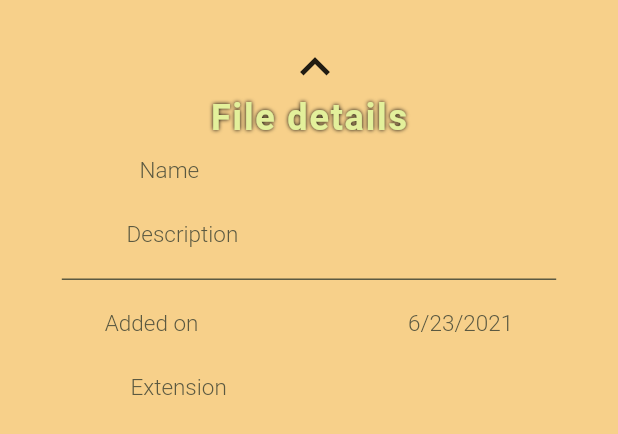
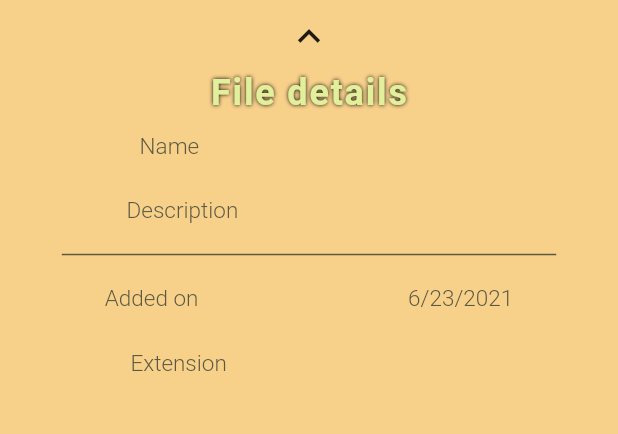
Before and after one commit to Gabriele266/MyOlder, a Flutter app: the SafeFileInfoModal widget shown alone on an empty page, opened directly, on a phone screen of 412 x 824 dp. Shown: the top 434 px of the screen. Run offline on Flutter 3.47's test engine with Material 2 defaults, Android fonts, the phone set to English and light mode, and no system bars; our stand-ins replace file_picker, flushbar, open_file; missing offline and left inert: aes_crypt, flutter_restart, keyboard_visibility; accounts and stored records are empty; Roboto replaces fonts that are missing (Times New Roman, Times new Roman).

Commit message:
Corrected graphical issue

```diff
--- a/my_older/lib/modals/safe-file-info-modal.dart
+++ b/my_older/lib/modals/safe-file-info-modal.dart
@@ -14,15 +14,12 @@ class SafeFileInfoModal extends StatelessWidget {
       width: media.size.width,
       height: media.size.height * 0.4,
       child: SingleChildScrollView(
-        child: Padding(
-          padding: EdgeInsets.only(top: media.size.height * 0.02),
         child: Column(
           children: [
             _buildCollapseIconButton(context),
             _buildHeadingTitle(context),
             ..._buildPropertiesList(context),
           ],
-          ),
         ),
       ),
     );
@@ -46,7 +43,11 @@ class SafeFileInfoModal extends StatelessWidget {
 
     return [
       InfoPropertyLine(name: 'Name', value: safeFile.name),
-      InfoPropertyLine(name: 'Description', value: safeFile.description),
+      InfoPropertyLine(
+          name: 'Description',
+          value: safeFile.description != null
+              ? safeFile.description
+              : 'No description'),
       Divider(
         color: theme.primaryColorDark,
         height: media.size.height * 0.02,
@@ -55,8 +56,12 @@ class SafeFileInfoModal extends StatelessWidget {
         thickness: 1,
       ),
       InfoPropertyLine(
-          name: 'Added on', value: DateFormat.yMd().format(safeFile.dateTime)),
-      InfoPropertyLine(name: 'Extension', value: safeFile.suffix),
+        name: 'Added on',
+        value: DateFormat.yMd().format(safeFile.dateTime),
+      ),
+      InfoPropertyLine(
+          name: 'Extension',
+          value: safeFile.suffix != null ? safeFile.suffix : 'No suffix'),
     ];
   }
 
@@ -71,7 +76,7 @@ class SafeFileInfoModal extends StatelessWidget {
       onPressed: () => _hideThis(context),
       icon: Icon(
         Icons.expand_less,
-        size: theme.primaryIconTheme.size + 20,
+        size: theme.primaryIconTheme.size + 10,
       ),
     );
   }
```
Lines whose indentation alone changed are shown as unchanged.
